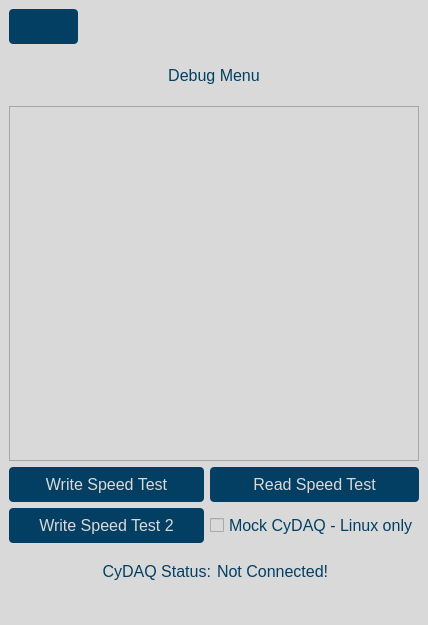
Qt form gui/qtdesigner/Debug.ui (wyattduber/CyDAQ) before a commit.
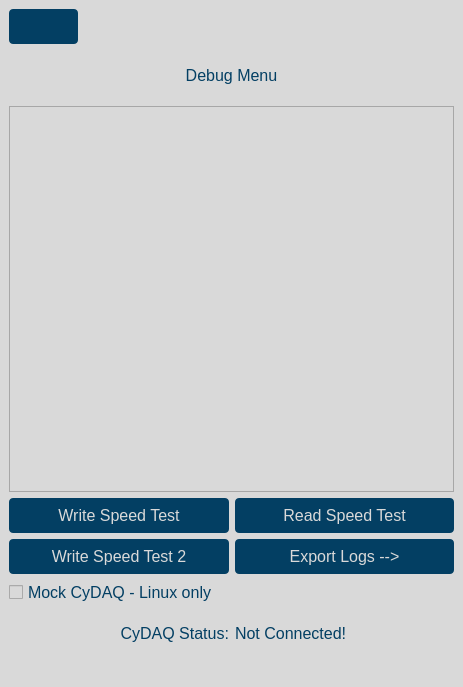
The same form after that commit. Icons and pictures are not drawn.

Commit message: Added ability to save debug logs both manually and in the event of a crash

Patch:
```diff
--- a/gui/qtdesigner/Debug.ui
+++ b/gui/qtdesigner/Debug.ui
@@ -9,8 +9,8 @@
    <rect>
     <x>0</x>
     <y>0</y>
-    <width>428</width>
-    <height>625</height>
+    <width>463</width>
+    <height>687</height>
    </rect>
   </property>
   <property name="minimumSize">
@@ -148,10 +148,22 @@
        </widget>
       </item>
       <item row="1" column="1">
+       <widget class="QPushButton" name="export_logs_btn">
+        <property name="text">
+         <string>Export Logs --&gt;</string>
+        </property>
+       </widget>
+      </item>
+     </layout>
+    </item>
+    <item>
        <widget class="QCheckBox" name="mock_checkBox">
         <property name="enabled">
          <bool>true</bool>
         </property>
+      <property name="layoutDirection">
+       <enum>Qt::LeftToRight</enum>
+      </property>
         <property name="text">
          <string>Mock CyDAQ - Linux only</string>
         </property>
@@ -159,8 +171,6 @@
          <bool>false</bool>
         </property>
        </widget>
-      </item>
-     </layout>
     </item>
     <item>
      <layout class="QHBoxLayout" name="horizontalLayout_2">
```
Lines whose indentation alone changed are shown as unchanged. The commit also changes 7 other files.
